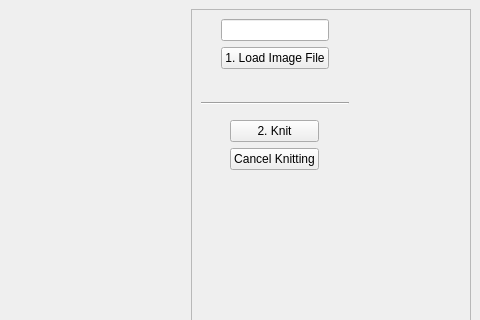
Old version of the form src/main/python/ayab/main_gui.ui in the repository AllYarnsAreBeautiful/ayab-desktop; both pictures show x 528 to 1008 and y 0 to 320 of the 1008 by 900 pixel window.
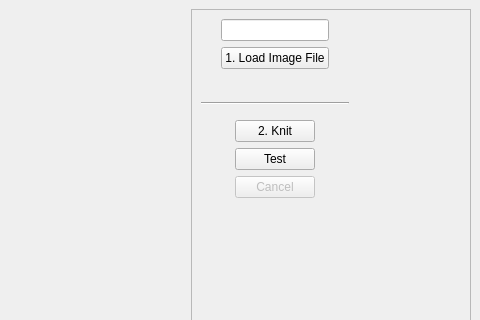
New version of the form.

```diff
--- a/src/main/python/ayab/main_gui.ui
+++ b/src/main/python/ayab/main_gui.ui
@@ -253,10 +253,23 @@
              </property>
             </widget>
            </item>
+           <item>
+            <widget class="QPushButton" name="test_button">
+             <property name="text">
+              <string>Test</string>
+             </property>
+             <property name="shortcut">
+              <string notr="true">T</string>
+             </property>
+            </widget>
+           </item>
            <item>
             <widget class="QPushButton" name="cancel_button">
+             <property name="enabled">
+              <bool>False</bool>
+             </property>
              <property name="text">
-              <string>Cancel Knitting</string>
+              <string>Cancel</string>
              </property>
              <property name="shortcut">
               <string notr="true">Esc</string>
```
